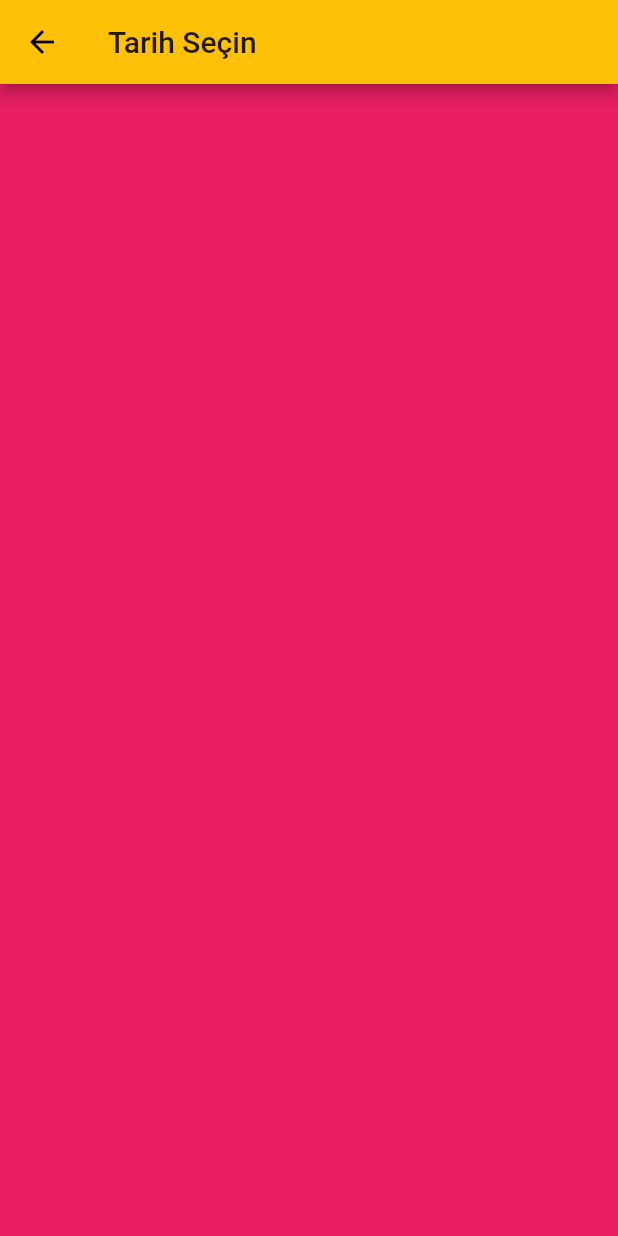
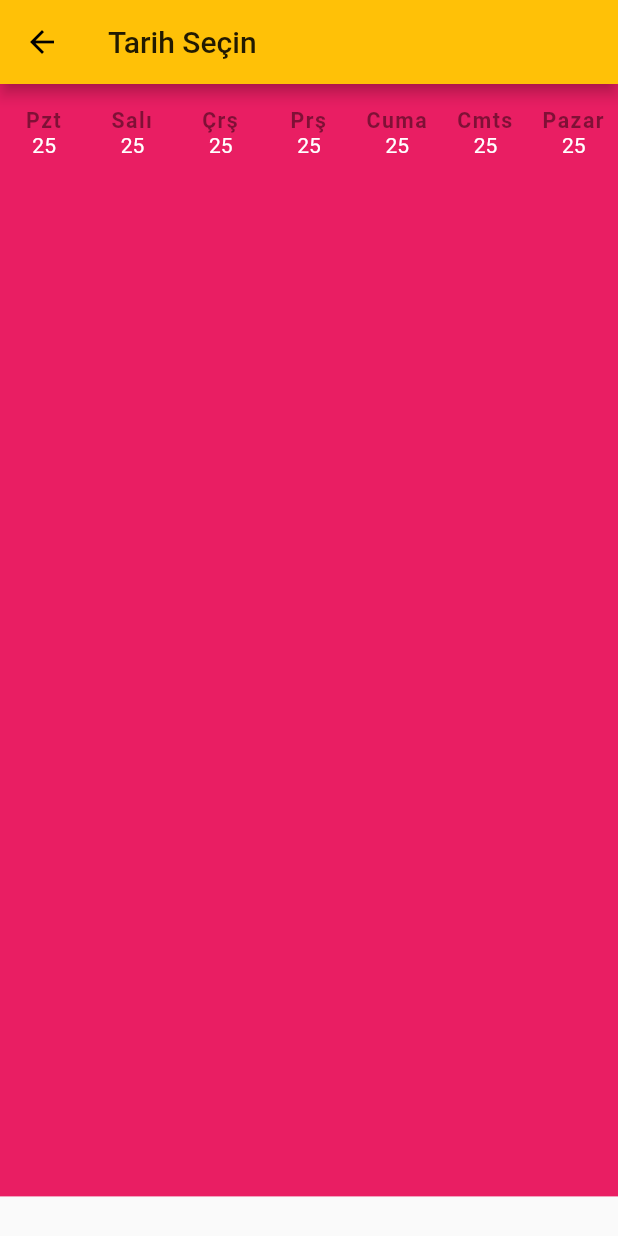
Before and after one commit to SalihCanBinboga/Flutter-Custom-DatePicker, a Flutter app: the screen it shows after launch, after a tap on "Takvimi Aç", on a phone screen of 412 x 824 dp. Run offline on Flutter 3.47's test engine with Material 2 defaults, Android fonts, the phone set to English and light mode, and no system bars; Roboto replaces fonts that are missing (playfair-regular).

```diff
--- a/lib/main.dart
+++ b/lib/main.dart
@@ -1,4 +1,5 @@
 import 'package:flutter/material.dart';
+import 'ui/screens/HomeScreen.dart';
 
 void main() => runApp(MyApp());
 
@@ -12,43 +13,3 @@ class MyApp extends StatelessWidget {
     );
   }
 }
-
-class HomeScreen extends StatelessWidget {
-  @override
-  Widget build(BuildContext context) {
-    return Scaffold(
-      appBar: AppBar(
-        title: Text("Custom Calendar App"),
-      ),
-      body: Center(
-        child: RaisedButton(
-          onPressed: () => {Navigator.of(context).push(MaterialPageRoute(builder: (context) => CalendarScreen()))},
-          color: Colors.blue,
-          child: Text(
-            "Takvimi Aç",
-            style: TextStyle(color: Colors.white),
-          ),
-        ),
-      ),
-    );
-  }
-}
-
-class CalendarScreen extends StatefulWidget {
-  @override
-  _CalendarScreenState createState() => _CalendarScreenState();
-}
-
-class _CalendarScreenState extends State<CalendarScreen> {
-  @override
-  Widget build(BuildContext context) {
-    return Scaffold(
-      appBar: AppBar(
-        title: Text("Tarih Seçin"),
-      ),
-      body: Container(
-        color: Colors.pink,
-      ),
-    );
-  }
-}
--- /dev/null
+++ b/lib/ui/screens/CalendarScreen.dart
@@ -0,0 +1,60 @@
+import 'package:flutter/material.dart';
+
+import 'WeekDaysFirstRow.dart';
+
+class CalendarScreen extends StatefulWidget {
+  @override
+  _CalendarScreenState createState() => _CalendarScreenState();
+}
+
+class _CalendarScreenState extends State<CalendarScreen> {
+  DateTime now;
+
+  DateTime startDate;
+  DateTime lastDate;
+
+  @override
+  void initState() {
+    now = DateTime.now();
+
+    startDate = DateTime(now.year, now.month, now.day);
+    lastDate = now.add(Duration(days: 180));
+
+    super.initState();
+  }
+
+  @override
+  Widget build(BuildContext context) {
+    return Scaffold(
+      appBar: AppBar(
+        title: Text("Tarih Seçin"),
+      ),
+      body: Container(
+        color: Colors.pink,
+        height: MediaQuery.of(context).size.height * .9,
+        width: MediaQuery.of(context).size.width,
+        child: Column(
+          children: <Widget>[
+            SizedBox(
+              height: 16,
+            ),
+            WeekDaysFirstRow(),
+            Row(children: <Widget>[
+              _fullDay(startDate),
+              _fullDay(startDate),
+              _fullDay(startDate),
+              _fullDay(startDate),
+              _fullDay(startDate),
+              _fullDay(startDate),
+              _fullDay(startDate),
+            ],)
+          ],
+        ),
+      ),
+    );
+  }
+}
+
+Widget _fullDay(DateTime dateDay) {
+  return Expanded(child: Text(dateDay.day.toString(), textAlign: TextAlign.center, style: TextStyle(color: Colors.white)));
+}
--- /dev/null
+++ b/lib/ui/screens/HomeScreen.dart
@@ -0,0 +1,23 @@
+import 'package:flutter/material.dart';
+import 'CalendarScreen.dart';
+
+class HomeScreen extends StatelessWidget {
+  @override
+  Widget build(BuildContext context) {
+    return Scaffold(
+      appBar: AppBar(
+        title: Text("Custom Calendar App"),
+      ),
+      body: Center(
+        child: RaisedButton(
+          onPressed: () => {Navigator.of(context).push(MaterialPageRoute(builder: (context) => CalendarScreen()))},
+          color: Colors.blue,
+          child: Text(
+            "Takvimi Aç",
+            style: TextStyle(color: Colors.white),
+          ),
+        ),
+      ),
+    );
+  }
+}
--- /dev/null
+++ b/lib/ui/screens/WeekDaysFirstRow.dart
@@ -0,0 +1,20 @@
+import 'package:flutter/material.dart';
+
+class WeekDaysFirstRow extends StatelessWidget {
+  @override
+  Widget build(BuildContext context) {
+    return Row(
+      children: <Widget>[
+        Expanded(child: Text("Pzt", textAlign: TextAlign.center, style: textStyle)),
+        Expanded(child: Text("Salı", textAlign: TextAlign.center, style: textStyle)),
+        Expanded(child: Text("Çrş", textAlign: TextAlign.center, style: textStyle)),
+        Expanded(child: Text("Prş", textAlign: TextAlign.center, style: textStyle)),
+        Expanded(child: Text("Cuma", textAlign: TextAlign.center, style: textStyle)),
+        Expanded(child: Text("Cmts", textAlign: TextAlign.center, style: textStyle)),
+        Expanded(child: Text("Pazar", textAlign: TextAlign.center, style: textStyle)),
+      ],
+    );
+  }
+
+  TextStyle get textStyle => TextStyle(fontFamily: "playfair-regular", fontSize: 14.2, fontWeight: FontWeight.w600, letterSpacing: 1, color: Colors.black45);
+}
```
